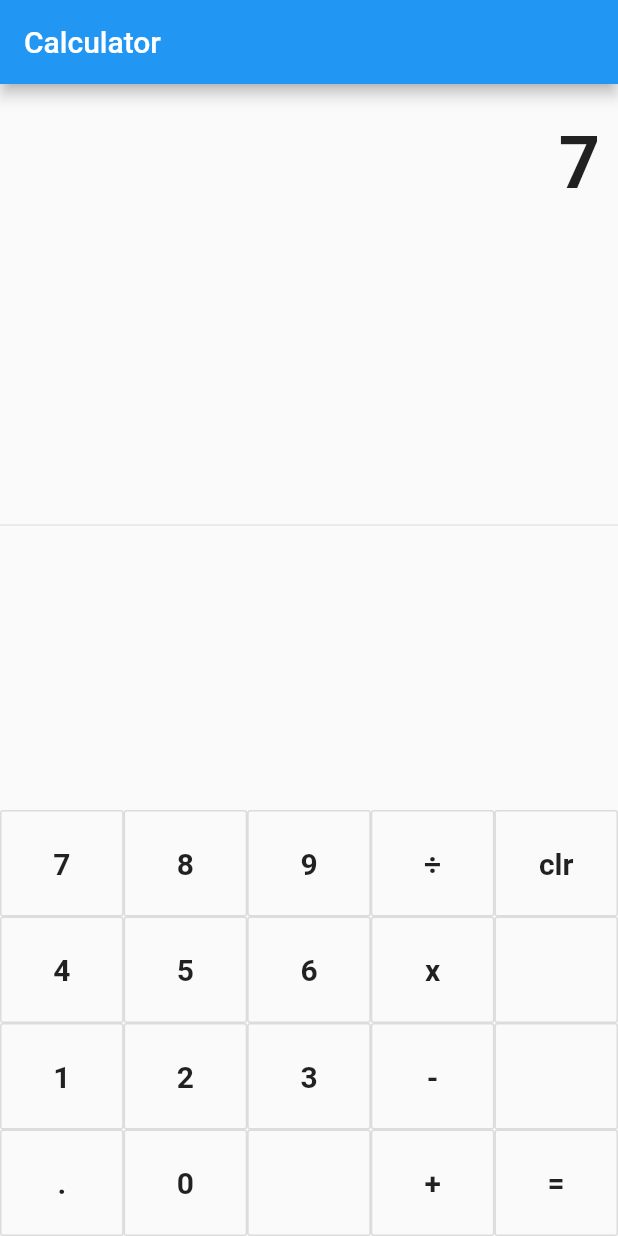
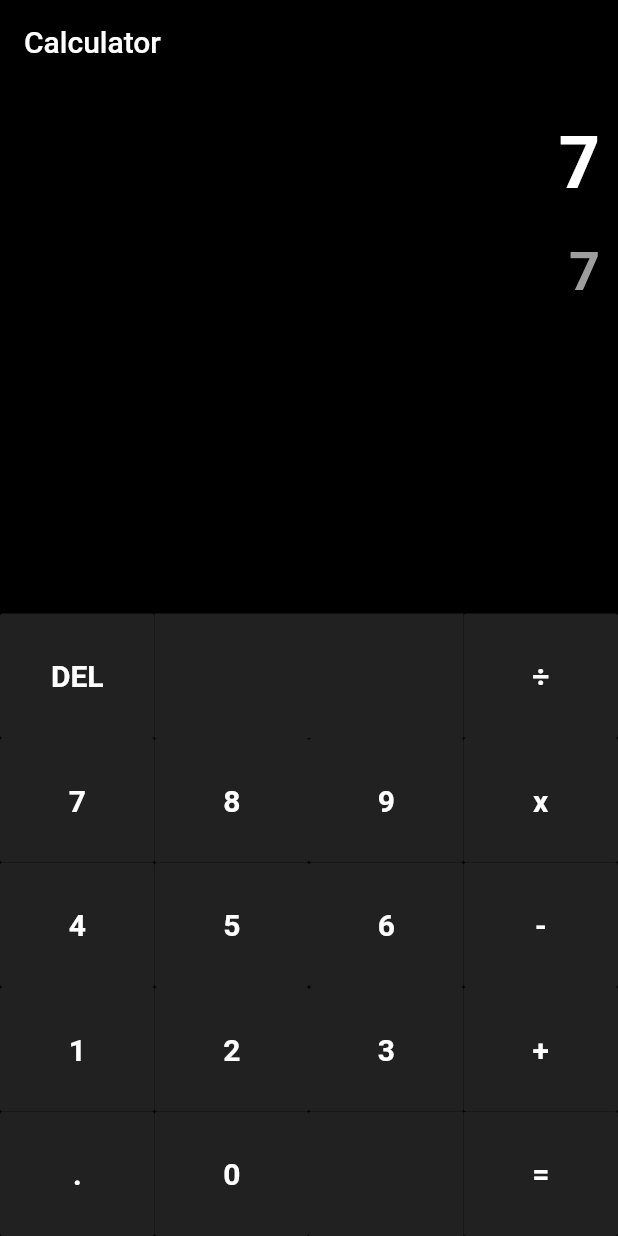
Before and after one commit to leiffen/Calculator, a Flutter app: the screen it shows after launch, after a tap on an icon or button, on a phone screen of 412 x 824 dp. Run offline on Flutter 3.47's test engine with Material 2 defaults, Android fonts, the phone set to English and light mode, and no system bars.

Commit message:
Chaged UI, fixed minior input errors

```diff
--- a/lib/main.dart
+++ b/lib/main.dart
@@ -6,11 +6,11 @@ class MyApp extends StatelessWidget {
   @override
   Widget build(BuildContext context) {
     return MaterialApp(
-      title: 'Flutter Demo',
       theme: ThemeData(
-        primarySwatch: Colors.blue,
+        primaryColor: Colors.black,
       ),
       home: MyHomePage(title: 'Calculator'),
+      debugShowCheckedModeBanner: false,
     );
   }
 }
@@ -26,60 +26,97 @@ class MyHomePage extends StatefulWidget {
 
 class _MyHomePageState extends State<MyHomePage> {
   String formula = '';
+  String result = '';
+
+  String delclr = 'DEL';
+
   RegExp ops = new RegExp('[+|\\-|x|\u{00F7}]');
   RegExp opsNoSub = new RegExp('[+|x|\u{00F7}]');
 
-  calculate() {
+  String calculate() {
     double num1;
     double num2;
     int ptr = 0;
+    String f = formula;
 
-    for (int operator = formula.indexOf(ops);
+    for (int operator = f.indexOf(ops);
         operator >= 0;
-        operator = formula.indexOf(ops, ptr)) {
+        operator = f.indexOf(ops, ptr)) {
       if (operator == 0) {
         ptr = 1;
       } else {
-        num1 = double.parse(formula.substring(0, operator));
+        num1 = double.parse(f.substring(0, operator));
         print(num1);
-        int nextOperator = formula.indexOf(ops, operator + 1);
+        int nextOperator = f.indexOf(ops, operator + 1);
 
         if (nextOperator == operator + 1) {
-          nextOperator = formula.indexOf(ops, nextOperator + 1);
+          nextOperator = f.indexOf(ops, nextOperator + 1);
         }
 
         if (nextOperator < 0) {
-          nextOperator = formula.length;
+          nextOperator = f.length;
         }
 
-        num2 = double.parse(formula.substring(operator + 1, nextOperator));
+        num2 = double.parse(f.substring(operator + 1, nextOperator));
 
-        double result = 0;
-        if (formula[operator] == '+') {
-          result = num1 + num2;
-        } else if (formula[operator] == '-') {
-          result = num1 - num2;
-        } else if (formula[operator] == 'x') {
-          result = num1 * num2;
-        } else if (formula[operator] == '\u{00F7}') {
-          result = num1 / num2;
+        double r = 0;
+        if (f[operator] == '+') {
+          r = num1 + num2;
+        } else if (f[operator] == '-') {
+          r = num1 - num2;
+        } else if (f[operator] == 'x') {
+          r = num1 * num2;
+        } else if (f[operator] == '\u{00F7}') {
+          r = num1 / num2;
         }
 
-        setState(() {
-          formula = formula.replaceRange(0, nextOperator, result.toString());
-        });
+        f = f.replaceRange(0, nextOperator, r.toString());
+
         ptr = 0;
-        print(formula);
-      }
       }
     }
 
+    double temp = double.parse(f);
+
+    if (temp % 1 == 0) {
+      f = temp.round().toString();
+    }
+
+    return f;
+  }
+
   buttonPressed(String buttonText) {
-    if (buttonText == 'clr') {
+    // CLEAR button
+    if (buttonText == 'CLR') {
       setState(() {
         formula = '';
       });
-    } else if (buttonText.contains(opsNoSub) && formula.length == 0) {
+
+    // DELETE button
+    } else if (buttonText == 'DEL') {
+      if (formula.isNotEmpty) {
+        setState(() {
+          formula = formula.substring(0, formula.length - 1);
+        });
+      }
+
+    // EQUALS button
+    } else if (buttonText == '=') {
+      setState(() {
+        delclr = 'CLR';
+        formula = calculate();
+        result = '';
+      });
+    } else {
+
+      // Switch between CLEAR and DELETE
+      if (delclr != 'DEL') {
+        setState(() {
+          delclr = 'DEL';
+        });
+      }
+
+      if (buttonText.contains(opsNoSub) && formula.length == 0) {
         // Do nothing
       } else if (buttonText.contains(opsNoSub) &&
           formula.startsWith('-') &&
@@ -105,13 +142,16 @@ class _MyHomePageState extends State<MyHomePage> {
         setState(() {
           formula = formula.substring(0, formula.length - 1) + buttonText;
         });
-    } else if (buttonText == '=') {
-      calculate();
+      } else if (buttonText.contains('0') &&
+          formula.endsWith('0') &&
+          (formula.lastIndexOf('.') == -1 ||
+              formula.lastIndexOf('.') < formula.lastIndexOf(ops))) {
+        // Do nothing
       } else {
         int i = formula.lastIndexOf(ops);
         if (buttonText == '.' &&
             ((i >= 0 && formula.substring(i).contains('.')) ||
-              formula.contains('.'))) {
+                (i == -1 && formula.contains('.')))) {
           // Do nothing
         } else {
           setState(() {
@@ -119,16 +159,36 @@ class _MyHomePageState extends State<MyHomePage> {
           });
         }
       }
+    }
+
+    // Calculate the preview result of the formula
+    if (formula.isNotEmpty) {
+      if (buttonText != '=' &&
+          !formula[formula.length - 1]
+              .contains(new RegExp('[+|\\-|x|\u{00F7}|.]'))) {
+        setState(() {
+          result = calculate();
+        });
+      }
+    // Clear result when formula is empty
+    } else {
+      setState(() {
+        result = '';
+      });
+    }
+
     print(formula);
   }
 
   Widget button(String buttonText) {
     return new Expanded(
-      child: OutlineButton(
-        padding: EdgeInsets.all(24.0),
+      child: FlatButton(
+        color: Colors.grey[900],
+        padding: EdgeInsets.all(30.0),
         child: Text(
           buttonText,
           style: TextStyle(
+            color: Colors.white,
             fontSize: 20.0,
             fontWeight: FontWeight.bold,
           ),
@@ -140,13 +200,13 @@ class _MyHomePageState extends State<MyHomePage> {
 
   Widget blank() {
     return new Expanded(
-      child: OutlineButton(
-        padding: EdgeInsets.all(24.0),
+      child: Container(
+        color: Colors.grey[900],
+        padding: EdgeInsets.all(30.0),
         child: Text(
-          "",
+          '',
           style: TextStyle(
             fontSize: 20.0,
-            fontWeight: FontWeight.bold,
           ),
         ),
       ),
@@ -160,6 +220,7 @@ class _MyHomePageState extends State<MyHomePage> {
         title: Text(widget.title),
       ),
       body: Container(
+        color: Colors.black,
         child: Column(
           children: <Widget>[
             Container(
@@ -173,21 +234,46 @@ class _MyHomePageState extends State<MyHomePage> {
                 style: TextStyle(
                   fontSize: 48.0,
                   fontWeight: FontWeight.bold,
+                  color: Colors.white,
+                ),
+              ),
+            ),
+            Container(
+              alignment: Alignment.centerRight,
+              padding: EdgeInsets.symmetric(
+                vertical: 0,
+                horizontal: 12.0,
+              ),
+              child: Text(
+                result,
+                style: TextStyle(
+                  fontSize: 36.0,
+                  fontWeight: FontWeight.bold,
+                  color: Colors.grey,
                 ),
               ),
             ),
             Expanded(
-              child: Divider(),
+              child: Divider(
+                color: Colors.black,
+              ),
             ),
             Column(
               children: [
                 Row(
                   children: [
+                    button(delclr),
+                    blank(),
+                    blank(),
+                    button("\u{00F7}"),
+                  ],
+                ),
+                Row(
+                  children: [
                     button("7"),
                     button("8"),
                     button("9"),
-                    button("\u{00F7}"),
-                    button("clr"),
+                    button("x"),
                   ],
                 ),
                 Row(
@@ -195,8 +281,7 @@ class _MyHomePageState extends State<MyHomePage> {
                     button("4"),
                     button("5"),
                     button("6"),
-                    button("x"),
-                    blank(),
+                    button("-"),
                   ],
                 ),
                 Row(
@@ -204,8 +289,7 @@ class _MyHomePageState extends State<MyHomePage> {
                     button("1"),
                     button("2"),
                     button("3"),
-                    button("-"),
-                    blank(),
+                    button("+"),
                   ],
                 ),
                 Row(
@@ -213,7 +297,6 @@ class _MyHomePageState extends State<MyHomePage> {
                     button("."),
                     button("0"),
                     blank(),
-                    button("+"),
                     button("="),
                   ],
                 ),
```
Also changed, not shown: 1 other file. Lines whose indentation alone changed are shown as unchanged.
